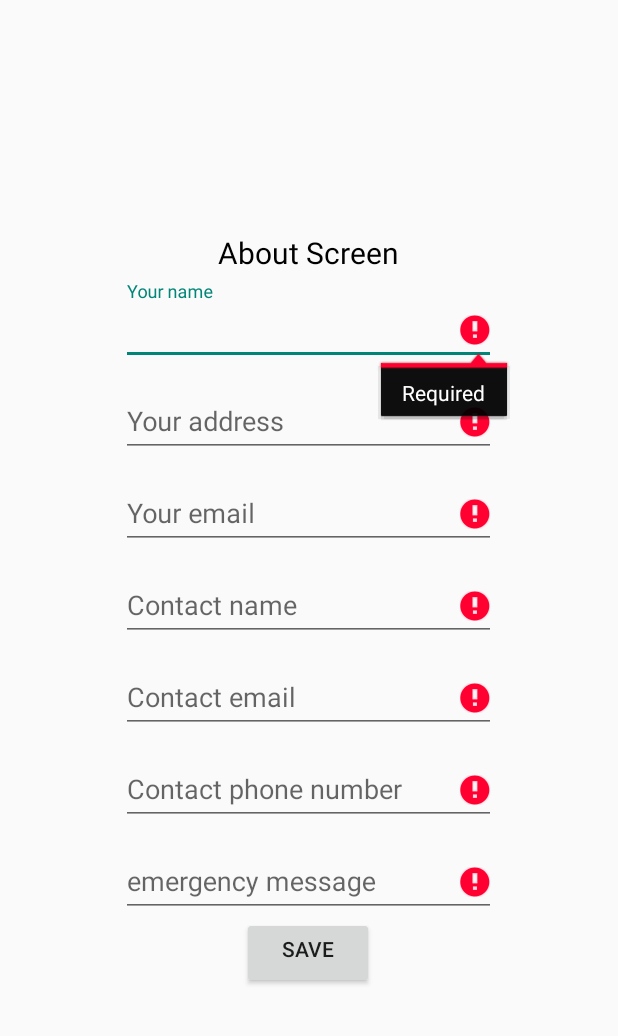
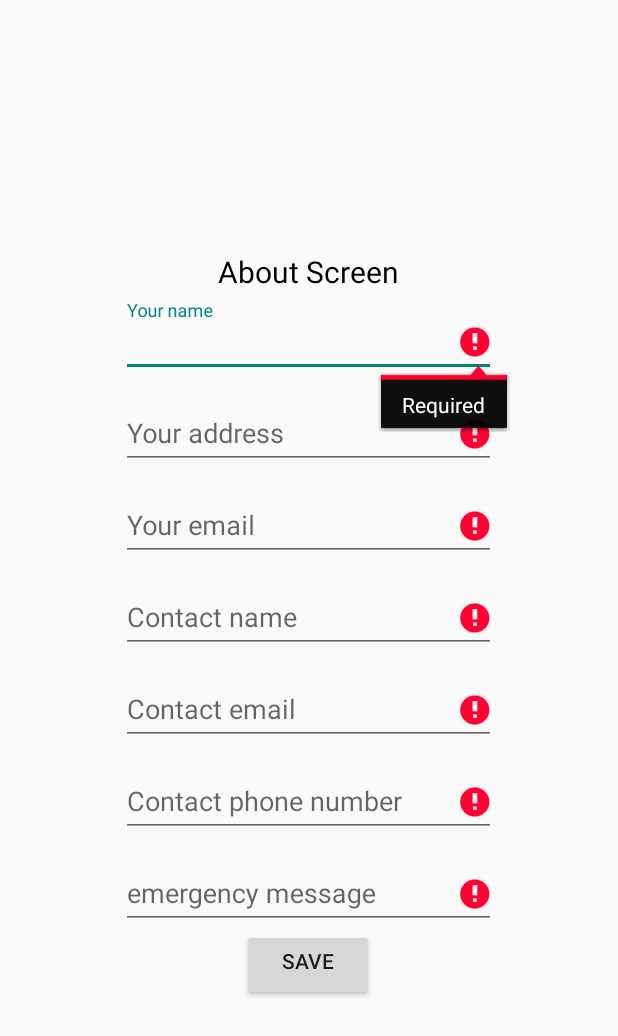
Before and after one commit to FlavyP/HomeMonitoringApp, an Android app: the AboutActivity screen opened directly, with no data from a screen before it, on a phone screen of 412 x 824 dp. Shown: the top 1036 px of the screen. Run offline under Robolectric (Android 15) with nearby library versions, the phone set to English and light mode, and no system bars.

Commit message:
Fixed ScrollView

```diff
--- a/HomeMonitoringApp/app/src/main/res/layout/activity_about.xml
+++ b/HomeMonitoringApp/app/src/main/res/layout/activity_about.xml
@@ -1,27 +1,27 @@
-<?xml version="1.0" encoding="utf-8"?>
-<ScrollView android:id="@+id/scrollView1"
-            xmlns:android="http://schemas.android.com/apk/res/android"
-            android:layout_width="fill_parent"
-            android:layout_height="fill_parent"
-            android:paddingBottom="10dp"
+<LinearLayout xmlns:android="http://schemas.android.com/apk/res/android"
+              android:layout_width="match_parent"
+              android:layout_height="match_parent"
+              android:gravity="center"
+              android:orientation="horizontal" >
+    <ScrollView
+        android:layout_width="wrap_content"
+        android:layout_height="wrap_content"
+        android:orientation="vertical"
         android:scrollbarStyle="outsideOverlay">
-
-
         <LinearLayout
-        android:id="@+id/linearLayout"
+            android:orientation="vertical"
             android:layout_width="250dp"
             android:layout_height="wrap_content"
-        android:layout_gravity="center"
-        android:gravity="center"
-        android:orientation="vertical">
-
+            android:gravity="center_horizontal" >
             <TextView
                 android:layout_width="wrap_content"
                 android:layout_height="wrap_content"
                 android:layout_gravity="center_horizontal"
+                android:layout_marginTop="5dp"
                 android:text="About Screen"
                 android:textColor="#000000"
                 android:textSize="20dp"
+                android:paddingTop="5dp"
                 />
 
             <android.support.design.widget.TextInputLayout
@@ -40,7 +40,8 @@
                     android:textColorHint="#000000"
                     android:textColor="#000000"
                     android:inputType="text"
-                android:hint="Your name"/>
+                    android:hint="Your name"
+                    android:paddingTop="5dp"/>
             </android.support.design.widget.TextInputLayout>
 
             <android.support.design.widget.TextInputLayout
@@ -166,5 +167,5 @@
                 android:paddingBottom="15dp"
                 />
         </LinearLayout>
-
     </ScrollView>
+</LinearLayout>
```
Also changed, not shown: 1 other file. Lines whose indentation alone changed are shown as unchanged.
